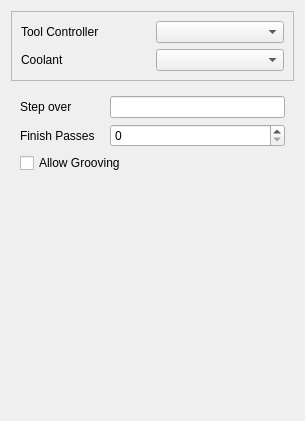
Qt form Gui/Resources/panels/PageOpTurnBaseEdit.ui (dubstar-04/TurningAddon) before a commit.
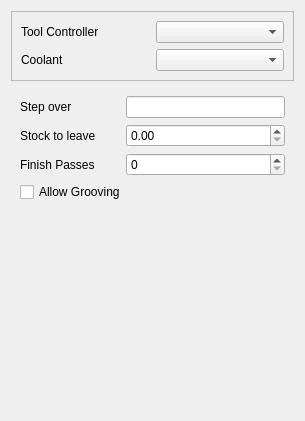
The same form after that commit. Custom widgets are drawn as their Qt base class.

Commit message: add stock to leave property

```diff
--- a/Gui/Resources/panels/PageOpTurnBaseEdit.ui
+++ b/Gui/Resources/panels/PageOpTurnBaseEdit.ui
@@ -59,32 +59,67 @@
      <layout class="QGridLayout" name="gridLayout_2">
       <item row="0" column="0">
        <widget class="QLabel" name="label_4">
+        <property name="minimumSize">
+         <size>
+          <width>100</width>
+          <height>0</height>
+         </size>
+        </property>
         <property name="text">
          <string>Step over</string>
         </property>
        </widget>
       </item>
-      <item row="0" column="1" colspan="2">
+      <item row="0" column="1">
        <widget class="Gui::InputField" name="stepOver"/>
       </item>
       <item row="1" column="0">
+       <widget class="QLabel" name="label_6">
+        <property name="minimumSize">
+         <size>
+          <width>100</width>
+          <height>0</height>
+         </size>
+        </property>
+        <property name="text">
+         <string>Stock to leave</string>
+        </property>
+       </widget>
+      </item>
+      <item row="1" column="1">
+       <widget class="QDoubleSpinBox" name="stockToLeave">
+        <property name="maximum">
+         <double>20.000000000000000</double>
+        </property>
+        <property name="singleStep">
+         <double>0.250000000000000</double>
+        </property>
+       </widget>
+      </item>
+      <item row="2" column="0">
        <widget class="QLabel" name="label_5">
+        <property name="minimumSize">
+         <size>
+          <width>100</width>
+          <height>0</height>
+         </size>
+        </property>
         <property name="text">
          <string>Finish Passes</string>
         </property>
        </widget>
       </item>
-      <item row="1" column="1" colspan="2">
+      <item row="2" column="1">
        <widget class="QSpinBox" name="finishPasses"/>
       </item>
-      <item row="2" column="0" colspan="2">
+      <item row="3" column="0" colspan="2">
        <widget class="QCheckBox" name="allowGrooving">
         <property name="text">
          <string>Allow Grooving</string>
         </property>
        </widget>
       </item>
-      <item row="3" column="0">
+      <item row="4" column="0">
        <spacer name="verticalSpacer">
         <property name="orientation">
          <enum>Qt::Vertical</enum>
```
Left out of the diff: 80 changed lines with no effect on the pictures. The commit also changes 2 other files.
